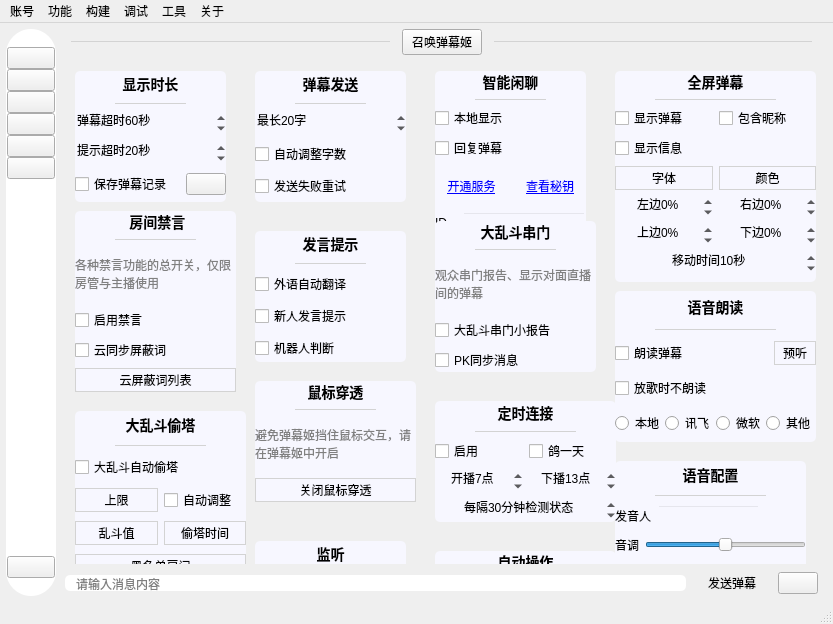
Qt form mainwindow/mainwindow.ui (iwxyi/Bilibili-MagicalDanmaku) before a commit.
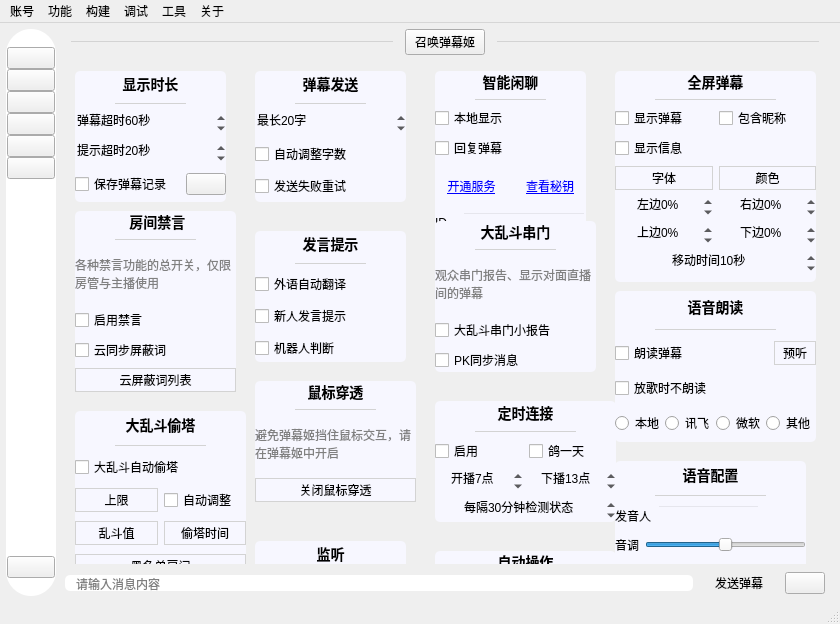
The same form after that commit. The open tabs and pages were chosen to show the change. Icons and pictures are not drawn. Custom widgets are drawn as their Qt base class.

```diff
--- a/mainwindow/mainwindow.ui
+++ b/mainwindow/mainwindow.ui
@@ -6,7 +6,7 @@
    <rect>
     <x>0</x>
     <y>0</y>
-    <width>833</width>
+    <width>840</width>
     <height>624</height>
    </rect>
   </property>
@@ -1640,7 +1640,7 @@
             <rect>
              <x>0</x>
              <y>0</y>
-             <width>753</width>
+             <width>760</width>
              <height>504</height>
             </rect>
            </property>
@@ -9057,7 +9057,7 @@
     <rect>
      <x>0</x>
      <y>0</y>
-     <width>833</width>
+     <width>840</width>
      <height>23</height>
     </rect>
    </property>
```
Left out of the diff: 121 changed lines with no effect on the pictures.
